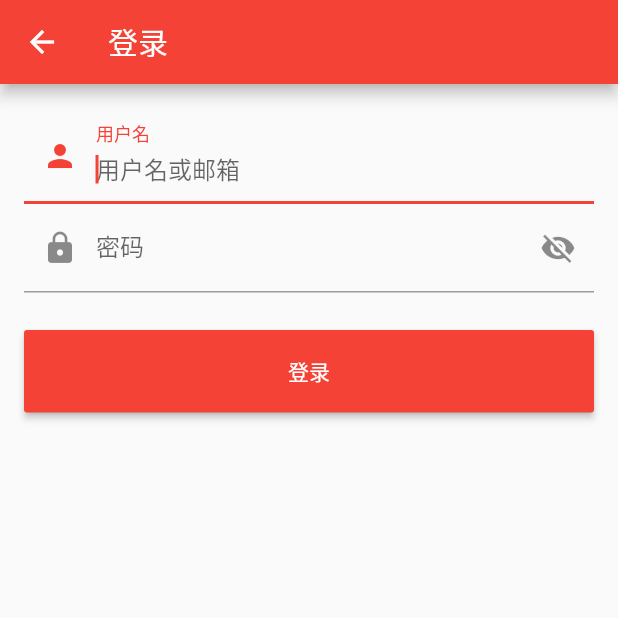
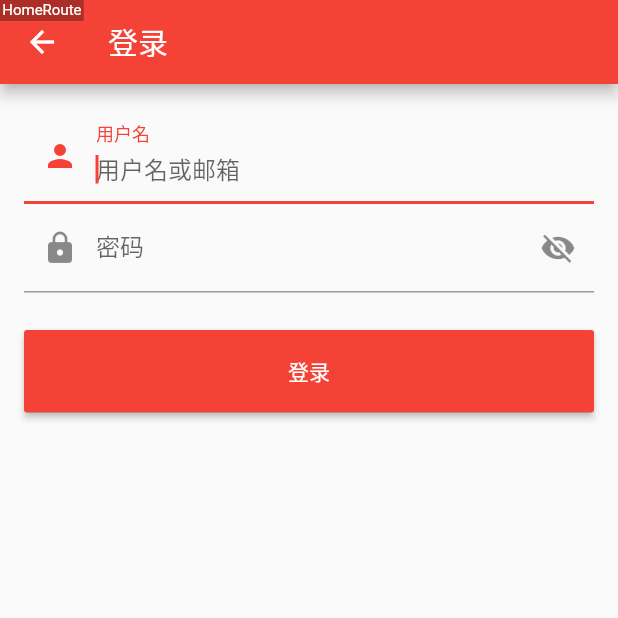
Before and after one commit to forJrking/flutter_github, a Flutter app: the screen it shows after launch, after a tap on "登录", on a phone screen of 412 x 824 dp, the top half of it. Run offline on Flutter 3.47's test engine with Material 2 defaults, Android fonts, the phone set to English and light mode, and no system bars; our stand-ins replace bot_toast, cached_network_image, dio, event_bus, shared_preferences, webview_flutter; missing offline and left inert: flukit; statements that could not run were skipped.

Commit message:
路由指示器

```diff
--- /dev/null
+++ b/lib/currentRoute/currentRoute.dart
@@ -0,0 +1,71 @@
+import 'package:flutter/material.dart';
+import 'package:flutter/widgets.dart';
+
+class CurrentRouteNavigatorObserver extends NavigatorObserver {
+  @override
+  void didPop(Route route, Route previousRoute) {
+    super.didPop(route, previousRoute);
+    _showRouteTip(previousRoute);
+  }
+
+  @override
+  void didPush(Route route, Route previousRoute) {
+    super.didPush(route, previousRoute);
+    _showRouteTip(route);
+  }
+
+  void _showRouteTip(Route route) {
+    if (route is MaterialPageRoute) {
+      new Future.delayed(Duration(milliseconds: 50)).then((value) {
+        if (route.isActive) {
+          var string = route.builder.runtimeType.toString();
+          Float.show(
+            context: route.subtreeContext,
+            message: "${string.split("=> ")[1]}",
+          );
+        }
+      });
+    }
+  }
+
+  @override
+  void didRemove(Route route, Route previousRoute) {
+    super.didRemove(route, previousRoute);
+  }
+}
+
+/// 利用overlay实现悬浮
+class Float {
+  static OverlayEntry overlayEntry;
+
+  static OverlayEntry show(
+      {@required BuildContext context, @required String message}) {
+
+    try {
+      overlayEntry.remove();
+    } catch (e) {
+      print(e);
+    }
+    //创建一个OverlayEntry对象
+    overlayEntry = new OverlayEntry(builder: (context) {
+      //外层使用Positioned进行定位，控制在Overlay中的位置
+      return new Positioned(
+        top: MediaQuery.of(context).padding.top,
+        child: new Material(
+            color: const Color(0x4c000000),
+            child: new Padding(
+              padding:
+                  EdgeInsets.only(left: 1.5, right: 1.5, top: 1, bottom: 1),
+              child: Text(
+                message,
+                style: TextStyle(
+                  color: Colors.white,
+                  fontSize: 10,
+                ),
+              ),
+            )),
+      );
+    });
+    Overlay.of(context).insert(overlayEntry);
+  }
+}
--- a/lib/main.dart
+++ b/lib/main.dart
@@ -2,7 +2,9 @@ import 'package:flutter/foundation.dart';
 import 'package:flutter/material.dart';
 import 'package:bot_toast/bot_toast.dart';
 import 'package:flutter_demo/common/RoutePages.dart';
+import 'package:flutter_demo/currentRoute/currentRoute.dart';
 import 'package:flutter_demo/states/notifer.dart';
+import 'package:flutter_demo/test/ui/event_test.dart';
 import 'package:flutter_demo/util/funs.dart';
 import 'package:provider/provider.dart';
 
@@ -36,7 +38,7 @@ class MyApp extends StatelessWidget {
           navigatorKey: NavigationService.getInstance().navigatorKey,
           //路由辅助 用于没有context跳转
           builder: BotToastInit(),
-          navigatorObservers: [BotToastNavigatorObserver()],
+          navigatorObservers: [BotToastNavigatorObserver(),CurrentRouteNavigatorObserver()],
           theme: ThemeData(
             //切换主题
             primarySwatch: themeModel.theme,
```
Also changed, not shown: lib/util/event.dart (+9 -3 lines), 1 other file.
